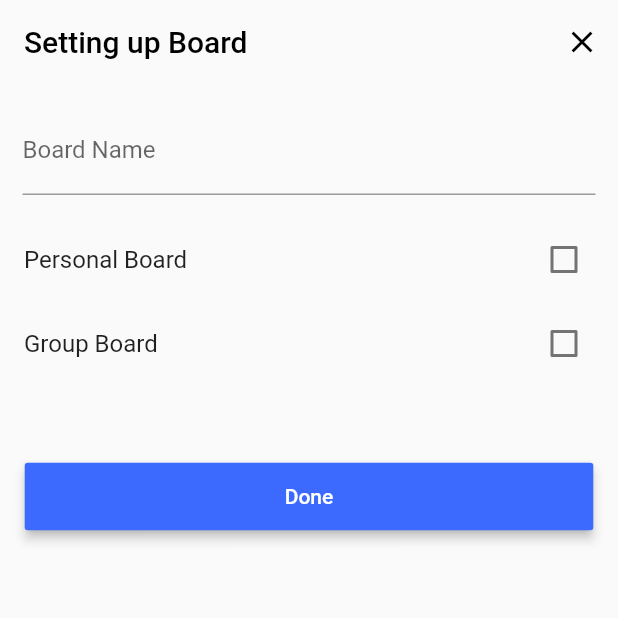
After one commit to Diaga/Twix, a Flutter app: the screen it shows after launch, after a tap on the "add" icon, on a phone screen of 412 x 824 dp, the top half of it. The commit adds this screen. Run offline on Flutter 3.47's test engine with Material 2 defaults, Android fonts, the phone set to English and light mode, and no system bars; our stand-ins replace sqflite; accounts and stored records are empty.

Commit message:
Added personal board

```diff
--- a/lib/Screens/board_screen.dart
+++ b/lib/Screens/board_screen.dart
@@ -1,9 +1,11 @@
 import 'package:flutter/material.dart';
 
 import 'package:twix/Widgets/board/board.dart';
-
+import 'package:twix/Palette/palette.dart';
 import 'package:twix/Database/Managers/board_manager.dart';
 import 'package:twix/Database/Tables/board_table.dart';
+
+import 'create_board.dart';
 
 class BoardScreen extends StatefulWidget {
   @override
@@ -14,36 +16,41 @@ class _BoardScreenState extends State<BoardScreen> {
   List<Board> boards = [];
 
   _BoardScreenState() {
-    initial();
     loadBoards();
-  }
-
-  void initial() async {
-    List<Map<String, dynamic>> boardMaps = await BoardManager.boards();
-    if (boardMaps.length == 0) {
-      BoardTable boardTable1 = BoardTable(name: 'Board 1');
-      BoardTable boardTable2 = BoardTable(name: 'Board 2');
-
-      BoardManager.insert(boardTable1);
-      BoardManager.insert(boardTable2);
-    }
   }
 
   void loadBoards() async {
     List<Map<String, dynamic>> boardMaps = await BoardManager.boards();
-
     List<BoardTable> boardTables =
         boardMaps.map((boardMap) => BoardTable.fromMap(boardMap)).toList();
     boards =
         boardTables.map((boardTable) => Board.fromObject(boardTable)).toList();
     setState(() {});
   }
-
+  void add() async{
+    var result = await Navigator.push(
+      context,
+      MaterialPageRoute(
+        builder: (context) => CreateBoard(),
+      ),
+    );
+   if (result!=null){
+     setState(() {
+       BoardManager.insert(result);
+       loadBoards();
+     });
+   }
+  }
   @override
   Widget build(BuildContext context) {
     return Scaffold(
       appBar: AppBar(
         title: Text('Boards'),
+      ),
+      floatingActionButton: FloatingActionButton(
+        onPressed: add,
+        child: Icon(Icons.add),
+        backgroundColor: Palette.primaryColor,
       ),
       body: Column(
         mainAxisAlignment: MainAxisAlignment.center,
--- /dev/null
+++ b/lib/Screens/create_board.dart
@@ -0,0 +1,82 @@
+import 'package:flutter/material.dart';
+import 'package:twix/Database/Tables/board_table.dart';
+import 'package:twix/Palette/palette.dart';
+class CreateBoard extends StatefulWidget {
+  @override
+  _CreateBoardState createState() => _CreateBoardState();
+}
+
+class _CreateBoardState extends State<CreateBoard> {
+  bool personalChecker = false;
+  String title;
+  @override
+  Widget build(BuildContext context) {
+    return Scaffold(
+      appBar: AppBar(
+        title: Text(
+          'Setting up Board',
+          style: TextStyle(color: Colors.black),
+        ),
+        automaticallyImplyLeading: false,
+        backgroundColor: ThemeData.light().scaffoldBackgroundColor,
+        elevation: 0,
+        actions: <Widget>[
+          IconButton(
+            icon: Icon(Icons.clear),
+            onPressed: () {
+              Navigator.pop(context);
+            },
+            color: Colors.black,
+          )
+        ],
+      ),
+      body: SafeArea(
+        child: Column(
+          children: <Widget>[
+            Padding(
+              padding: const EdgeInsets.all(15.0),
+              child: TextField(
+                decoration: InputDecoration(
+                  labelText: 'Board Name',
+                ),
+                onChanged: (value){
+                  title = value;
+                },
+              ),
+            ),
+            CheckboxListTile(
+              value: personalChecker,
+              title: Text('Personal Board'),
+              onChanged: (bool value) {
+                setState(() {
+                  personalChecker = value;
+                });
+              },
+            ),
+            CheckboxListTile(
+              value: false,
+              title: Text('Group Board'),
+              onChanged: (bool value) {},
+            ),
+            SizedBox(height: 50,),
+            ButtonTheme(
+              minWidth: MediaQuery.of(context).size.width * 0.92,
+              height:45,
+              child: RaisedButton(
+                onPressed: () {
+                  Navigator.pop(context,BoardTable(name: title,isPersonal: personalChecker ? 1 : 0));
+                },
+                color: Palette.primaryColor,
+                elevation: 3,
+                  child: Text(
+                    'Done',
+                    style: TextStyle(color: Colors.white),
+                  ),
+              ),
+            ),
+          ],
+        ),
+      ),
+    );
+  }
+}
--- a/lib/Screens/task_screen.dart
+++ b/lib/Screens/task_screen.dart
@@ -1,13 +1,12 @@
 import 'package:flutter/material.dart';
-
 import 'package:twix/Widgets/task/onswipe_container.dart';
 import 'package:twix/Widgets/task/task_adder_sheet.dart';
 import 'package:twix/Widgets/task/task_card.dart';
-
 import 'package:twix/Database/Managers/task_manager.dart';
 import 'package:twix/Database/Tables/task_table.dart';
 
 class TaskScreen extends StatefulWidget {
+
   final int boardId;
 
   TaskScreen({@required this.boardId});
```
